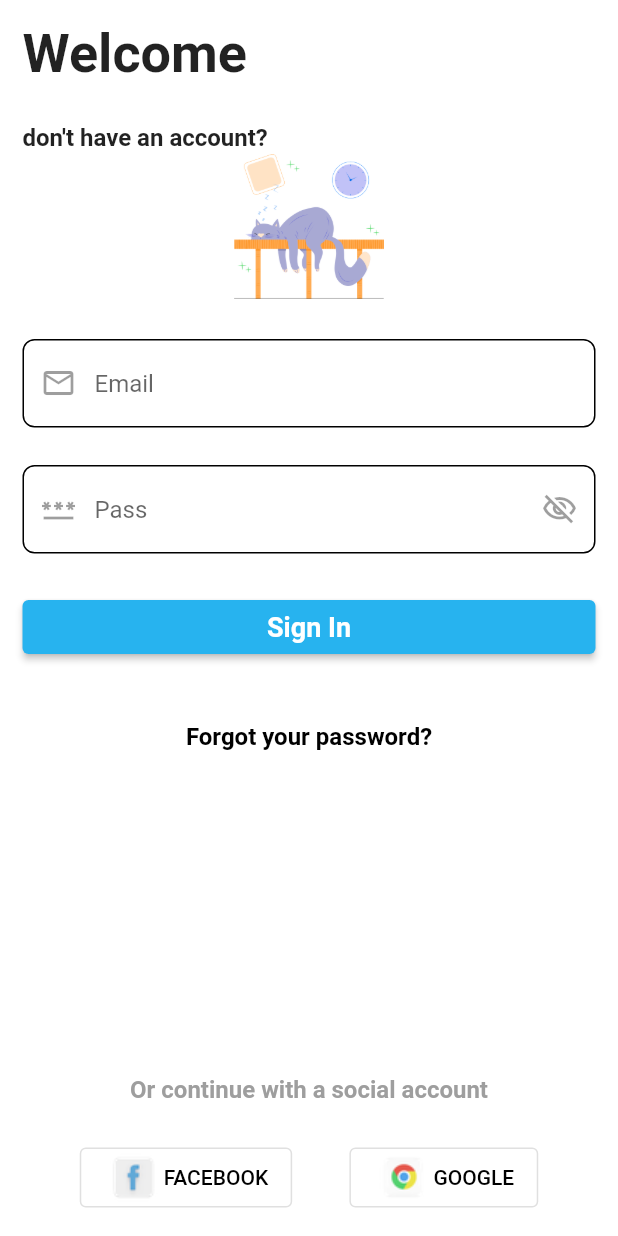
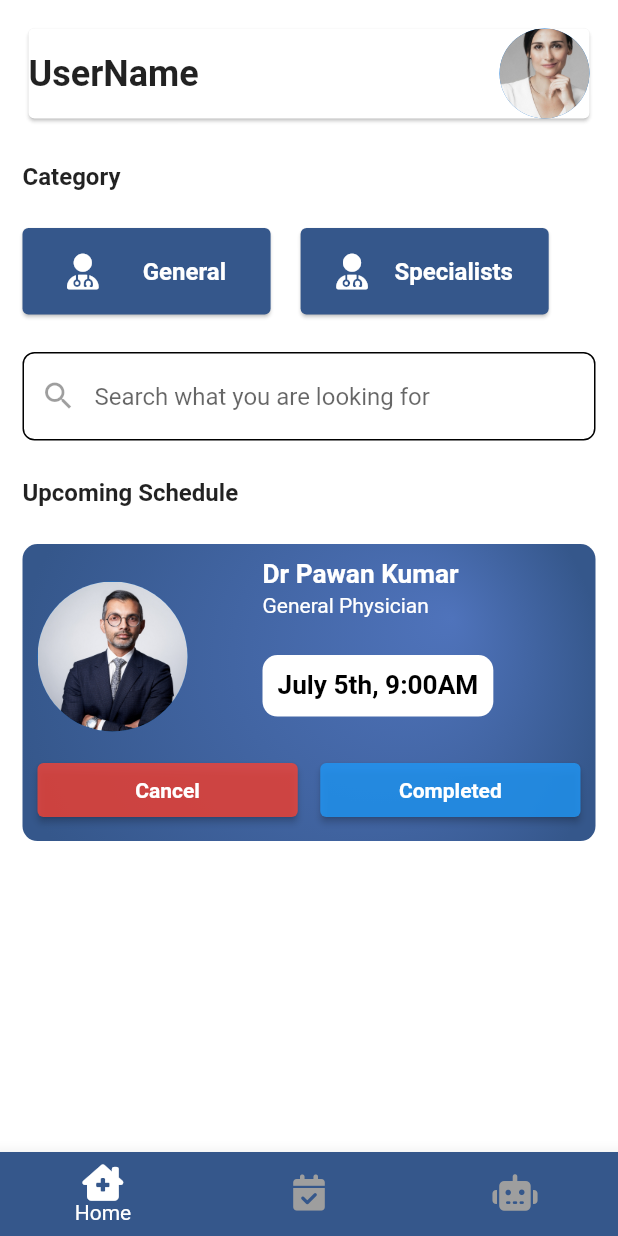
Before and after one commit to iqra487/medapp, a Flutter app: the screen it shows after launch, after a tap on "Sign In", on a phone screen of 412 x 824 dp. Run offline on Flutter 3.47's test engine with Material 2 defaults, Android fonts, the phone set to English and light mode, and no system bars; our stand-ins replace font_awesome_flutter, velocity_x.

Commit message:
appointments_done_part1

```diff
--- /dev/null
+++ b/myapp/lib/components/appointment_card.dart
@@ -0,0 +1,123 @@
+import 'package:flutter/material.dart';
+import 'package:myapp/utils/config.dart';
+import 'package:velocity_x/velocity_x.dart';
+
+class AppointmentCard extends StatefulWidget {
+  const AppointmentCard({super.key});
+
+  @override
+  State<AppointmentCard> createState() => _AppointmentCardState();
+}
+
+class _AppointmentCardState extends State<AppointmentCard> {
+  @override
+  Widget build(BuildContext context) {
+    return Container(
+      width: double.infinity,
+      decoration: BoxDecoration(
+        gradient: Config.blueGradientColor,
+        borderRadius: BorderRadius.circular(10),
+        // color: Config.primaryColor
+      ),
+      child: Material(
+        color: Colors.transparent,
+        child: Padding(
+          padding: EdgeInsets.all(10),
+          child: Column(
+            children: [
+              Row(
+                children: [
+                  CircleAvatar(
+                    backgroundImage:
+                        AssetImage('assets/images/doctor_pic1.jpg'),
+                    radius: 50,
+                  ),
+                  SizedBox(
+                    width: 50,
+                  ),
+                  Column(
+                    mainAxisAlignment: MainAxisAlignment.center,
+                    crossAxisAlignment: CrossAxisAlignment.start,
+                    children: [
+                      "Dr Pawan Kumar".text.white.bold.xl.make(),
+                      SizedBox(height: 2),
+                      "General Physician".text.white.make(),
+                      Config.spaceSmall,
+                      ScheduleCard(),
+                      Config.spaceSmall,
+                    ],
+                  ),
+                ],
+              ),
+              Row(
+                mainAxisAlignment: MainAxisAlignment.spaceBetween,
+                children: [
+                  Expanded(
+                      child: ElevatedButton(
+                    child: 'Cancel'.text.white.bold.makeCentered(),
+                    onPressed: () {},
+                    style: ElevatedButton.styleFrom(
+                        backgroundColor: Color.fromARGB(205, 244, 67, 54)),
+                  )),
+                  SizedBox(
+                    width: 15,
+                  ),
+                  Expanded(
+                      child: ElevatedButton(
+                    child: 'Completed'.text.white.bold.makeCentered(),
+                    onPressed: () {},
+                    style: ElevatedButton.styleFrom(
+                        backgroundColor: Color.fromARGB(213, 33, 149, 243)),
+                  ))
+                ],
+              ),
+            ],
+          ),
+        ),
+      ),
+    );
+  }
+}
+
+class ScheduleCard extends StatelessWidget {
+  const ScheduleCard({super.key});
+
+  @override
+  Widget build(BuildContext context) {
+    return Container(
+        decoration: BoxDecoration(
+            color: Colors.white, borderRadius: BorderRadius.circular(10)),
+        // width: double.infinity,
+        padding: const EdgeInsets.all(10),
+        child: "July 5th, 9:00AM".text.bold.black.xl.makeCentered());
+  }
+}
+// child: Row(
+//   // crossAxisAlignment: CrossAxisAlignment.center,
+//   children: [
+//     Icon(
+//       Icons.calendar_today,
+//       color: Colors.black,
+//       size: 15,
+//     ),
+//     SizedBox(
+//       width: 3,
+//     ),
+//     "Monday 11/28/22".text.black.bold.make(),
+//     SizedBox(
+//       width: 10,
+//     ),
+//     Icon(
+//       Icons.access_alarm,
+//       color: Colors.black,
+//       size: 17,
+//     ),
+//     SizedBox(
+//       width: 3,
+//     ),
+//     Flexible(child: "2:00PM".text.black.bold.make())
+//   ],
+//       // ),
+//     );
+//   }
+// }
--- a/myapp/lib/components/login_form.dart
+++ b/myapp/lib/components/login_form.dart
@@ -39,8 +39,8 @@ class _LoginFormState extends State<LoginForm> {
               obscureText: true,
               cursorColor: Config.primaryColor,
               decoration: InputDecoration(
-                  hintText: 'Pass Address',
-                  labelText: 'Pass',
+                  hintText: 'Password',
+                  labelText: 'Password',
                   alignLabelWithHint: true,
                   prefixIcon: Icon(Icons.password_outlined),
                   prefixIconColor: Colors.black38,
@@ -63,7 +63,9 @@ class _LoginFormState extends State<LoginForm> {
                 width: double.infinity,
                 title: 'Sign In',
                 disable: false,
-                onPressed: () {})
+                onPressed: () {
+                  Navigator.of(context).pushNamed('main');
+                })
           ],
         ));
   }
--- /dev/null
+++ b/myapp/lib/components/search_field.dart
@@ -0,0 +1,28 @@
+import 'package:flutter/material.dart';
+
+class SearchField extends StatefulWidget {
+  const SearchField({super.key});
+
+  @override
+  State<SearchField> createState() => _SearchFieldState();
+}
+
+class _SearchFieldState extends State<SearchField> {
+  final _formKey = GlobalKey();
+  final _searchController = TextEditingController();
+
+  @override
+  Widget build(BuildContext context) {
+    return Form(
+      key: _formKey,
+      child: TextFormField(
+        controller: _searchController,
+        decoration: InputDecoration(
+          hintText: "Search what you are looking for",
+          prefixIcon: Icon(Icons.search),
+          prefixIconColor: Colors.black38,
+        ),
+      ),
+    );
+  }
+}
--- a/myapp/lib/main.dart
+++ b/myapp/lib/main.dart
@@ -19,6 +19,9 @@ class MyApp extends StatelessWidget {
       navigatorKey: navigatorKey,
       title: 'Flutter Demo',
       theme: ThemeData(
+        colorScheme: ColorScheme.fromSwatch().copyWith(
+          primary: Color(0xFF35578B),
+        ),
         inputDecorationTheme: InputDecorationTheme(
             focusColor: Config.primaryColor,
             border: Config.outlinedBorder,
@@ -29,14 +32,13 @@ class MyApp extends StatelessWidget {
             prefixIconColor: Colors.black38),
         scaffoldBackgroundColor: Colors.white,
         bottomNavigationBarTheme: BottomNavigationBarThemeData(
-            backgroundColor: Config.primaryColor,
+            backgroundColor: Color(0xFF35578B),
             selectedItemColor: Colors.white,
             showSelectedLabels: true,
             showUnselectedLabels: false,
             unselectedItemColor: Colors.grey,
             elevation: 10,
             type: BottomNavigationBarType.fixed),
-        primarySwatch: Colors.blue,
       ),
       initialRoute: '/',
       routes: {
--- /dev/null
+++ b/myapp/lib/screens/appointment_page.dart
@@ -0,0 +1,17 @@
+import 'package:flutter/material.dart';
+
+class AppointmentPage extends StatefulWidget {
+  const AppointmentPage({super.key});
+
+  @override
+  State<AppointmentPage> createState() => _AppointmentPageState();
+}
+
+class _AppointmentPageState extends State<AppointmentPage> {
+  @override
+  Widget build(BuildContext context) {
+    return const Center(
+      child: Text("appointment page"),
+    );
+  }
+}
--- a/myapp/lib/screens/auth_page.dart
+++ b/myapp/lib/screens/auth_page.dart
@@ -27,14 +27,14 @@ class AuthPage extends StatelessWidget {
               AppText.enText['signUp_text']!,
               style: TextStyle(fontSize: 16, fontWeight: FontWeight.bold),
             ),
-            Center(
-              child: Image.asset(
-                "assets/images/welcome.png",
-                height: 100,
-                width: 100,
-                fit: BoxFit.fitWidth,
-              ),
-            ),
+            // Center(
+            //   child: Image.asset(
+            //     "images/welcome.png",
+            //     height: 100,
+            //     width: 50,
+            //     fit: BoxFit.cover,
+            //   ),
+            // ),
             Config.spaceSmall,
             LoginForm(),
             Config.spaceSmall,
--- /dev/null
+++ b/myapp/lib/screens/chatbot.dart
@@ -0,0 +1,17 @@
+import 'package:flutter/material.dart';
+
+class ChatBot extends StatefulWidget {
+  const ChatBot({super.key});
+
+  @override
+  State<ChatBot> createState() => _ChatBotState();
+}
+
+class _ChatBotState extends State<ChatBot> {
+  @override
+  Widget build(BuildContext context) {
+    return const Center(
+      child: Text("chatbot"),
+    );
+  }
+}
--- /dev/null
+++ b/myapp/lib/screens/home_page.dart
@@ -0,0 +1,113 @@
+import 'package:flutter/material.dart';
+import 'package:font_awesome_flutter/font_awesome_flutter.dart';
+import 'package:myapp/components/appointment_card.dart';
+import 'package:myapp/components/search_field.dart';
+import 'package:myapp/utils/config.dart';
+
+class HomePage extends StatefulWidget {
+  const HomePage({super.key});
+
+  @override
+  State<HomePage> createState() => _HomePageState();
+}
+
+class _HomePageState extends State<HomePage> {
+  List<Map<String, dynamic>> medCat = [
+    {"icon": FontAwesomeIcons.userDoctor, "category": "General"},
+    {"icon": FontAwesomeIcons.userDoctor, "category": "Specialists"},
+    // {"icon": FontAwesomeIcons.userDoctor, "category": "24/7"},
+    // {"icon": FontAwesomeIcons.userDoctor, "category": "Grooming"}
+  ];
+  @override
+  Widget build(BuildContext context) {
+    Config().init(context);
+
+    return Scaffold(
+      body: Padding(
+        padding: EdgeInsets.symmetric(horizontal: 15, vertical: 15),
+        child: SafeArea(
+            child: SingleChildScrollView(
+          child: Column(
+            mainAxisAlignment: MainAxisAlignment.start,
+            crossAxisAlignment: CrossAxisAlignment.start,
+            children: [
+              const Card(
+                child: Row(
+                  mainAxisAlignment: MainAxisAlignment.spaceBetween,
+                  children: [
+                    Text(
+                      "UserName",
+                      style:
+                          TextStyle(fontSize: 24, fontWeight: FontWeight.bold),
+                    ),
+                    SizedBox(
+                      child: CircleAvatar(
+                        radius: 30,
+                        backgroundImage:
+                            AssetImage('assets/images/profile_pic1.jpg'),
+                      ),
+                    ),
+                  ],
+                ),
+              ),
+              Config.spaceSmall,
+              Text(
+                "Category",
+                style: TextStyle(fontSize: 16, fontWeight: FontWeight.bold),
+              ),
+              Config.spaceSmall,
+              SizedBox(
+                  height: Config.heightSize * 0.07,
+                  // width: Config.widthSize * 0.1,
+                  child: ListView(
+                    scrollDirection: Axis.horizontal,
+                    children: List<Widget>.generate(
+                      medCat.length,
+                      (index) {
+                        return Container(
+                          width: Config.widthSize * 0.45,
+                          child: Card(
+                            margin: const EdgeInsets.only(right: 20),
+                            color: Config.primaryColor,
+                            child: Padding(
+                              padding: const EdgeInsets.symmetric(
+                                  horizontal: 15, vertical: 10),
+                              child: Row(
+                                mainAxisAlignment:
+                                    MainAxisAlignment.spaceAround,
+                                children: [
+                                  FaIcon(
+                                    medCat[index]["icon"],
+                                    color: Colors.white,
+                                  ),
+                                  Text(
+                                    medCat[index]["category"],
+                                    style: TextStyle(
+                                        fontSize: 16,
+                                        color: Colors.white,
+                                        fontWeight: FontWeight.bold),
+                                  ),
+                                ],
+                              ),
+                            ),
+                          ),
+                        );
+                      },
+                    ),
+                  )),
+              Config.spaceSmall,
+              SearchField(),
+              Config.spaceSmall,
+              Text(
+                "Upcoming Schedule",
+                style: TextStyle(fontSize: 16, fontWeight: FontWeight.bold),
+              ),
+              Config.spaceSmall,
+              AppointmentCard()
+            ],
+          ),
+        )),
+      ),
+    );
+  }
+}
--- a/myapp/lib/utils/config.dart
+++ b/myapp/lib/utils/config.dart
@@ -35,12 +35,33 @@ class Config {
 
   static const focusBorder = OutlineInputBorder(
       borderRadius: BorderRadius.all(Radius.circular(8)),
-      borderSide: BorderSide(color: Color.fromARGB(255, 39, 179, 239)));
+      borderSide: BorderSide(color: Color.fromARGB(255, 53, 87, 139)));
 
   static const errorBorder = OutlineInputBorder(
       borderRadius: BorderRadius.all(Radius.circular(8)),
       borderSide: BorderSide(color: Colors.red));
 
-  static const primaryColor = Color.fromARGB(255, 39, 179, 239);
+  // static const primaryColor = Color.fromARGB(255, 39, 179, 239);
+  static const primaryColor = Color.fromARGB(255, 53, 87, 139);
   // static const primaryColor = Color.fromRGBO(168, 169, 211, 0.8);
+
+  static const blueGradientColor = RadialGradient(
+    colors: [
+      Color.fromARGB(255, 79, 115, 187),
+      Color.fromARGB(255, 53, 87, 139),
+    ],
+    radius: 1,
+    focal: Alignment(0.5, -0.5),
+    tileMode: TileMode.clamp,
+  );
+
+  static const greyGradientColor = RadialGradient(
+    colors: [
+      Color.fromARGB(255, 79, 115, 187),
+      Color.fromARGB(255, 71, 72, 74),
+    ],
+    radius: 1,
+    focal: Alignment(0.5, -0.5),
+    tileMode: TileMode.clamp,
+  );
 }
--- a/myapp/lib/utils/main_layout.dart
+++ b/myapp/lib/utils/main_layout.dart
@@ -1,10 +1,52 @@
 import 'package:flutter/material.dart';
+import 'package:font_awesome_flutter/font_awesome_flutter.dart';
+import 'package:myapp/screens/appointment_page.dart';
+import 'package:myapp/screens/chatbot.dart';
+import 'package:myapp/screens/home_page.dart';
 
-class MainLayout extends StatelessWidget {
+class MainLayout extends StatefulWidget {
   const MainLayout({super.key});
 
   @override
+  State<MainLayout> createState() => _MainLayoutState();
+}
+
+class _MainLayoutState extends State<MainLayout> {
+  int currentPage = 0;
+  final PageController _page = PageController();
+  @override
   Widget build(BuildContext context) {
-    return const Placeholder();
+    return Scaffold(
+      body: PageView(
+        controller: _page,
+        onPageChanged: (value) {
+          setState(() {
+            currentPage = value;
+          });
+        },
+        children: [HomePage(), AppointmentPage(), ChatBot()],
+      ),
+      bottomNavigationBar: BottomNavigationBar(
+        currentIndex: currentPage,
+        onTap: (page) {
+          setState(() {
+            currentPage = page;
+            _page.animateToPage(page,
+                duration: const Duration(milliseconds: 500),
+                curve: Curves.easeInOut);
+          });
+        },
+        items: <BottomNavigationBarItem>[
+          BottomNavigationBarItem(
+              icon: FaIcon(FontAwesomeIcons.houseChimneyMedical),
+              label: 'Home'),
+          BottomNavigationBarItem(
+              icon: FaIcon(FontAwesomeIcons.solidCalendarCheck),
+              label: 'Appointments'),
+          BottomNavigationBarItem(
+              icon: FaIcon(FontAwesomeIcons.robot), label: 'Chatbot'),
+        ],
+      ),
+    );
   }
 }
--- a/myapp/pubspec.yaml
+++ b/myapp/pubspec.yaml
@@ -36,7 +36,7 @@ dependencies:
   rating_dialog: ^2.0.4
   shared_preferences: ^2.1.1
   provider: ^6.0.5
-  velocity_x: ^4.0.0
+  velocity_x: ^4.1.0
 
   # The following adds the Cupertino Icons font to your application.
   # Use with the CupertinoIcons class for iOS style icons.
```
Also changed, not shown: myapp/assets/images/doctor_pic1.jpg (added), myapp/assets/images/profile_pic1.jpg (added), myapp/lib/screens/intro.dart (added), myapp/pubspec.lock.
